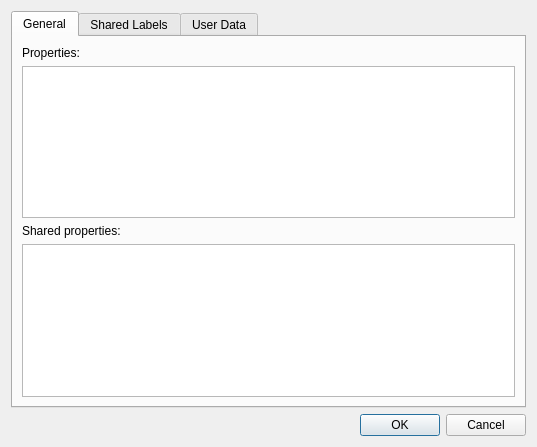
The window that anno/LabelDefinitionPropertiesDialog.ui (urobots-io/anno) describes before a commit, drawn with Qt 5.
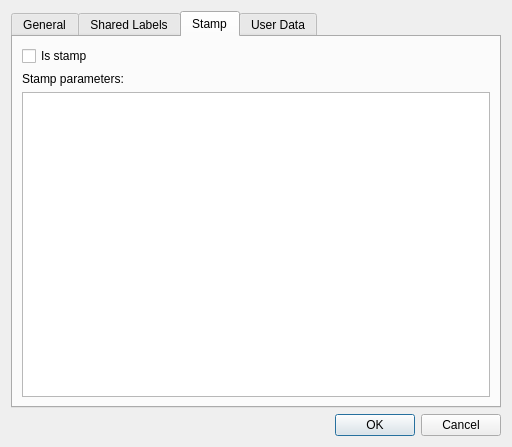
The same window after the commit. The open tabs and pages were chosen to show the change. Custom widgets are drawn as their Qt base class.

What changed in the file:
```diff
--- a/anno/LabelDefinitionPropertiesDialog.ui
+++ b/anno/LabelDefinitionPropertiesDialog.ui
@@ -6,7 +6,7 @@
    <rect>
     <x>0</x>
     <y>0</y>
-    <width>537</width>
+    <width>512</width>
     <height>447</height>
    </rect>
   </property>
@@ -134,7 +134,31 @@
        </item>
       </layout>
      </widget>
-     <widget class="QWidget" name="tab_user">
+     <widget class="QWidget" name="stamp_tab">
+      <attribute name="title">
+       <string>Stamp</string>
+      </attribute>
+      <layout class="QVBoxLayout" name="verticalLayout_5">
+       <item>
+        <widget class="QCheckBox" name="checkBox">
+         <property name="text">
+          <string>Is stamp</string>
+         </property>
+        </widget>
+       </item>
+       <item>
+        <widget class="QLabel" name="label_6">
+         <property name="text">
+          <string>Stamp parameters:</string>
+         </property>
+        </widget>
+       </item>
+       <item>
+        <widget class="QTableView" name="tableView"/>
+       </item>
+      </layout>
+     </widget>
+     <widget class="QWidget" name="user_tab">
       <attribute name="title">
        <string>User Data</string>
       </attribute>
```
Left out of the diff: 4 changed lines with no effect on the pictures.
